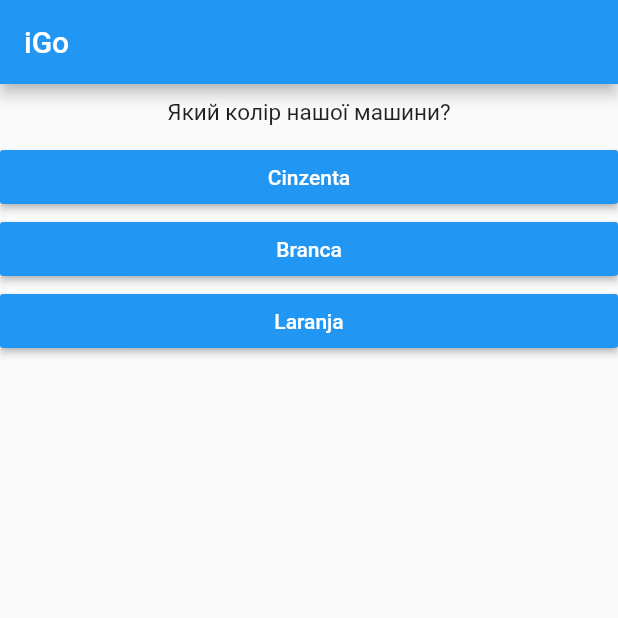
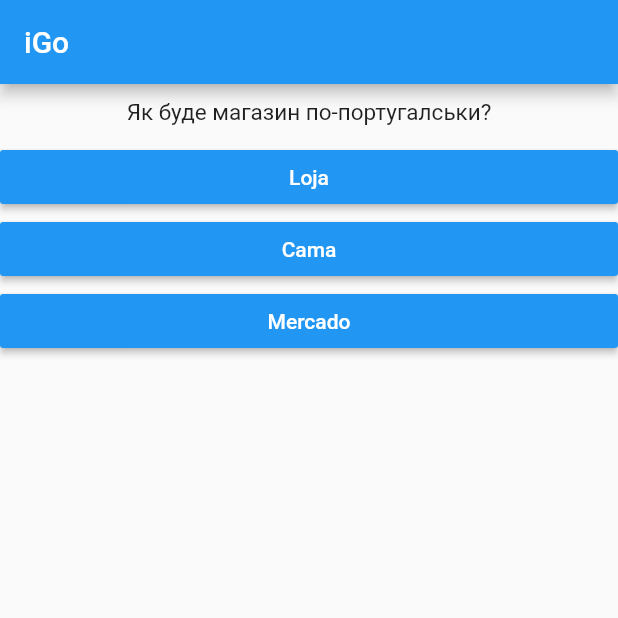
Before and after one commit to PascoalBayonne/flutter-course, a Flutter app: the screen it shows after launch, after a tap on "Caminha", on a phone screen of 412 x 824 dp, the top half of it. Run offline on Flutter 3.47's test engine with Material 2 defaults, Android fonts, the light colour scheme and no system bars.

Commit message:
finish core principles

```diff
--- a/flutter_basics/lib/main.dart
+++ b/flutter_basics/lib/main.dart
@@ -24,11 +24,43 @@ class MyAppState extends State<MyApp> {
       ]
     },
     {
+      'Question': 'Як буде магазин по-португалськи?',
+      'Answers': [
+        {'textQuestion': 'Loja', 'score': 10},
+        {'textQuestion': 'Cama', 'score': 0},
+        {'textQuestion': 'Mercado', 'score': 1}
+      ]
+    },
+    {
       'Question': 'Який колір нашої машини?',
       'Answers': [
         {'textQuestion': 'Cinzenta', 'score': 10},
         {'textQuestion': 'Branca', 'score': 0},
         {'textQuestion': 'Laranja', 'score': 0}
+      ]
+    },
+    {
+      'Question': 'Що саме ми не купили в IKEA?',
+      'Answers': [
+        {'textQuestion': 'Aquecedor', 'score': 10},
+        {'textQuestion': 'Cama', 'score': 0},
+        {'textQuestion': 'Fronhas, toalhas e Lâmpadas', 'score': 0}
+      ]
+    },
+    {
+      'Question': 'Що таке Faca?',
+      'Answers': [
+        {'textQuestion': 'Ниж', 'score': 10},
+        {'textQuestion': 'Ложка', 'score': 0},
+        {'textQuestion': 'Подужка', 'score': 0}
+      ]
+    },
+    {
+      'Question': 'Що таке Cadeira?',
+      'Answers': [
+        {'textQuestion': 'Сітль', 'score': 0},
+        {'textQuestion': 'Крисло', 'score': 10},
+        {'textQuestion': 'Дзеркло', 'score': 0}
       ]
     },
     {
@@ -40,30 +72,55 @@ class MyAppState extends State<MyApp> {
       ]
     },
     {
+      'Question': 'Ми спимо в?',
+      'Answers': [
+        {'textQuestion': 'Cuarto', 'score': 10},
+        {'textQuestion': 'Sala', 'score': 0},
+        {'textQuestion': 'Quadrado', 'score': 0}
+      ]
+    },
+    {
+      'Question': 'Як буде чорний по-португалськи?',
+      'Answers': [
+        {'textQuestion': 'Perto', 'score': 0},
+        {'textQuestion': 'Preto', 'score': 10},
+        {'textQuestion': 'Pato', 'score': 0}
+      ]
+    },
+    {
+      'Question': 'Як буде \'Ласкаво просимo\' по-португалськи?',
+      'Answers': [
+        {'textQuestion': 'Vien-Venidos', 'score': 0},
+        {'textQuestion': 'Feliz Festas', 'score': 0},
+        {'textQuestion': 'Bem-vindo', 'score': 10}
+      ]
+    },
+    {
       'Question': 'Як буде \'вчора\' по-португалськи? ?',
       'Answers': [
         {'textQuestion': 'Ontem', 'score': 10},
-        {'textQuestion': 'Amanhã, Swift, NodeJs', 'score': 0},
+        {'textQuestion': 'Amanhã', 'score': 0},
         {'textQuestion': 'Hoje', 'score': 0}
       ]
     }
   ];
 
-  var _questionIndex =
-      0; // the "_" means that its a private field, so it cannot be changed outside (encapsulation)
+  var _questionIndex = 0;
   int _totalScore = 0;
   void _answerQuestion(int score) {
     _totalScore += score;
-    print('============ Score: $_totalScore');
-    if (_questionIndex < _questions.length) {
-      print('We have more questions');
-    }
-
     //forces flutter to re(render) the UI. Not the all UI app but the widget that called the setState
     setState(() {
       _questionIndex = _questionIndex + 1;
     });
     print('the question index is: $_questionIndex ');
+  }
+
+  void _resetQuiz() {
+    setState(() {
+      this._questionIndex = 0;
+      this._totalScore = 0;
+    });
   }
 
   @override
@@ -79,6 +136,8 @@ class MyAppState extends State<MyApp> {
               )
             : Result(
                 resultScore: _totalScore,
+                resetQuizHanlder: _resetQuiz,
+                totalPoints: _totalScore,
               ),
         // backgroundColor: Color(00),
       ),
```
Also changed, not shown: flutter_basics/lib/result.dart (+27 -6 lines).
